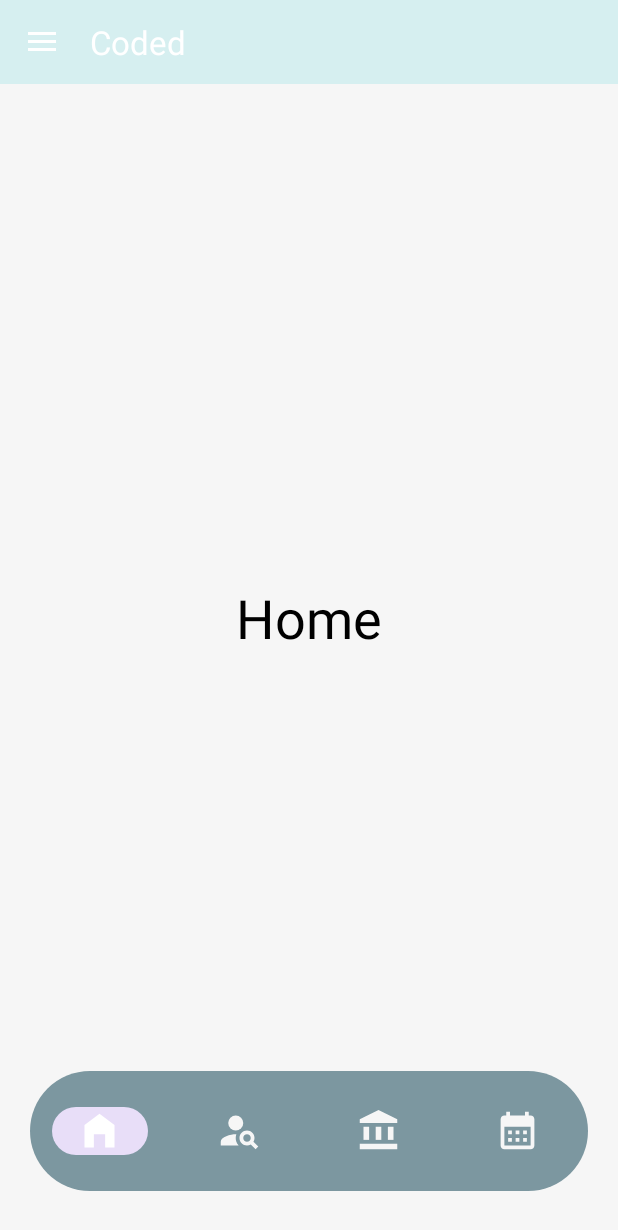
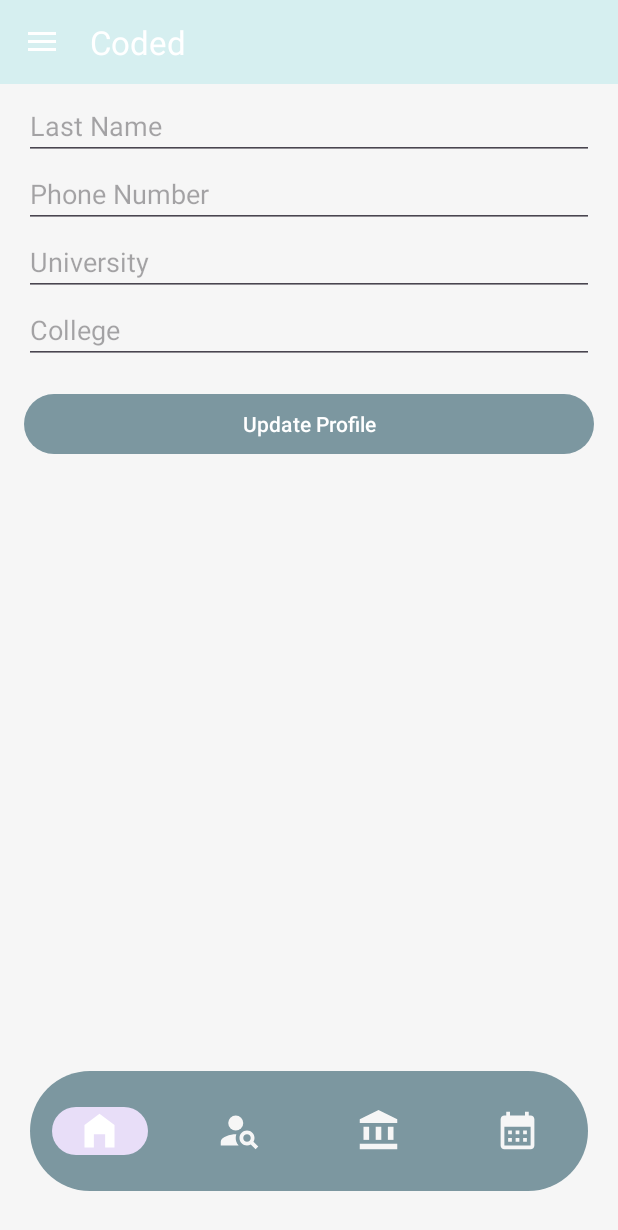
Before and after one commit to LujainBakh/coded_mobile_project, an Android app: the ProfileActivity screen opened directly, with no data from a screen before it, on a phone screen of 412 x 824 dp. Shown: the top 1230 px of the screen. Run offline under Robolectric (Android 15) with nearby library versions, the phone set to English and light mode, and no system bars.

Commit message:
updated the homepage,login function, and profile update function

```diff
--- a/app/src/main/java/com/example/coded_mobile_project/ProfileActivity.java
+++ b/app/src/main/java/com/example/coded_mobile_project/ProfileActivity.java
@@ -1,8 +1,11 @@
 package com.example.coded_mobile_project;
 
 import android.content.Intent;
+import android.database.Cursor;
 import android.os.Bundle;
 import android.view.MenuItem;
+import android.widget.Button;
+import android.widget.EditText;
 import android.widget.Toast;
 
 import androidx.annotation.NonNull;
@@ -18,13 +21,18 @@ import com.google.android.material.navigation.NavigationView;
 public class ProfileActivity extends AppCompatActivity implements NavigationView.OnNavigationItemSelectedListener {
 
     private DrawerLayout drawerLayout;
+    private DatabaseHelper dbHelper;
+
+    private EditText firstName, lastName, phone, university, college;
+    private Button updateButton;
+    private String loggedInEmail;
 
     @Override
     protected void onCreate(Bundle savedInstanceState) {
         super.onCreate(savedInstanceState);
         setContentView(R.layout.activity_profile);
 
-        // Set up the Toolbar
+        // Set up Toolbar
         Toolbar toolbar = findViewById(R.id.toolbar);
         setSupportActionBar(toolbar);
 
@@ -33,24 +41,15 @@ public class ProfileActivity extends AppCompatActivity implements NavigationView
         NavigationView navigationView = findViewById(R.id.nav_view);
         navigationView.setNavigationItemSelectedListener(this);
 
-        // Add toggle button to handle the navigation drawer open/close
+        // Add toggle button for navigation drawer
         ActionBarDrawerToggle toggle = new ActionBarDrawerToggle(
                 this, drawerLayout, toolbar, R.string.open_nav, R.string.close_nav);
         drawerLayout.addDrawerListener(toggle);
         toggle.syncState();
 
-        // Set default fragment
-//        if (savedInstanceState == null) {
-//            getSupportFragmentManager().beginTransaction()
-//                    .replace(R.id.fragment_container, new HomeFragment())
-//                    .commit();
-//            navigationView.setCheckedItem(R.id.nav_home);
-//        }
-
         // Set up BottomNavigationView
         BottomNavigationView bottomNavigationView = findViewById(R.id.bottomNavigation);
         bottomNavigationView.setSelectedItemId(R.id.home);
-
         bottomNavigationView.setOnItemSelectedListener(item -> {
             if (item.getItemId() == R.id.home) {
                 startActivity(new Intent(getApplicationContext(), MainActivity.class));
@@ -75,27 +74,73 @@ public class ProfileActivity extends AppCompatActivity implements NavigationView
             }
             return false;
         });
+
+        // Initialize UI components for profile
+        firstName = findViewById(R.id.firstName);
+        lastName = findViewById(R.id.lastName);
+        phone = findViewById(R.id.phone);
+        university = findViewById(R.id.university);
+        college = findViewById(R.id.college);
+        updateButton = findViewById(R.id.updateButton);
+
+        // Initialize DatabaseHelper and retrieve logged-in user's email
+        dbHelper = new DatabaseHelper(this);
+        loggedInEmail = SessionManager.getLoggedInUserEmail(this);
+
+        // Load user profile data
+        loadUserProfile();
+
+        // Update Button functionality
+        updateButton.setOnClickListener(view -> {
+            String updatedFirstName = firstName.getText().toString().trim();
+            String updatedLastName = lastName.getText().toString().trim();
+            String updatedPhone = phone.getText().toString().trim();
+            String updatedUniversity = university.getText().toString().trim();
+            String updatedCollege = college.getText().toString().trim();
+
+            if (updatedFirstName.isEmpty() || updatedLastName.isEmpty() || updatedPhone.isEmpty()) {
+                Toast.makeText(ProfileActivity.this, "Please fill all mandatory fields", Toast.LENGTH_SHORT).show();
+            } else {
+                boolean isUpdated = dbHelper.updateUserProfile(loggedInEmail, updatedFirstName, updatedLastName,
+                        updatedPhone, updatedUniversity, updatedCollege);
+
+                if (isUpdated) {
+                    Toast.makeText(ProfileActivity.this, "Profile Updated Successfully!", Toast.LENGTH_SHORT).show();
+                } else {
+                    Toast.makeText(ProfileActivity.this, "Failed to Update Profile", Toast.LENGTH_SHORT).show();
+                }
+            }
+        });
     }
 
+    private void loadUserProfile() {
+        Cursor cursor = dbHelper.getUserProfile(loggedInEmail);
+
+        if (cursor != null && cursor.moveToFirst()) {
+            firstName.setText(cursor.getString(cursor.getColumnIndex(DatabaseHelper.COLUMN_FIRST_NAME)));
+            lastName.setText(cursor.getString(cursor.getColumnIndex(DatabaseHelper.COLUMN_LAST_NAME)));
+            phone.setText(cursor.getString(cursor.getColumnIndex(DatabaseHelper.COLUMN_PHONE)));
+            university.setText(cursor.getString(cursor.getColumnIndex(DatabaseHelper.COLUMN_UNIVERSITY)));
+            college.setText(cursor.getString(cursor.getColumnIndex(DatabaseHelper.COLUMN_COLLEGE)));
+            cursor.close();
+        }
+    }
 
     @Override
     public boolean onNavigationItemSelected(@NonNull MenuItem item) {
         if (item.getItemId() == R.id.nav_profile) {
-            return true;
+            return true; // We're already on the profile screen
         } else if (item.getItemId() == R.id.nav_settings) {
-            // Start ProfileActivity
             Intent intent = new Intent(this, SettingsActivity.class);
             startActivity(intent);
         } else if (item.getItemId() == R.id.nav_map) {
-            // Start MapActivity
             Intent intent = new Intent(this, MapActivity.class);
             startActivity(intent);
         }
 
-        drawerLayout.closeDrawer(GravityCompat.START); // Close the navigation drawer
+        drawerLayout.closeDrawer(GravityCompat.START); // Close navigation drawer
         return true;
     }
-
 
     @Override
     public void onBackPressed() {
@@ -105,4 +150,10 @@ public class ProfileActivity extends AppCompatActivity implements NavigationView
             super.onBackPressed();
         }
     }
+
+    @Override
+    protected void onDestroy() {
+        super.onDestroy();
+        if (dbHelper != null) dbHelper.close();
+    }
 }
--- a/app/src/main/java/com/example/coded_mobile_project/SessionManager.java
+++ b/app/src/main/java/com/example/coded_mobile_project/SessionManager.java
@@ -5,32 +5,36 @@ import android.content.SharedPreferences;
 
 public class SessionManager {
 
-    private static final String PREF_NAME = "LoginPrefs";
+    private static final String PREF_NAME = "UserSession";
     private static final String IS_LOGGED_IN = "isLoggedIn";
-    private static final String USER_EMAIL = "userEmail";
+    private static final String KEY_EMAIL = "email";
 
+    private static SharedPreferences getPreferences(Context context) {
+        return context.getSharedPreferences(PREF_NAME, Context.MODE_PRIVATE);
+    }
+
+    // Save login state and email
     public static void saveLoginState(Context context, boolean isLoggedIn, String email) {
-        SharedPreferences sharedPreferences = context.getSharedPreferences(PREF_NAME, Context.MODE_PRIVATE);
-        SharedPreferences.Editor editor = sharedPreferences.edit();
+        SharedPreferences.Editor editor = getPreferences(context).edit();
         editor.putBoolean(IS_LOGGED_IN, isLoggedIn);
-        editor.putString(USER_EMAIL, email);
+        editor.putString(KEY_EMAIL, email);
         editor.apply();
     }
 
+    // Get login state
     public static boolean isLoggedIn(Context context) {
-        SharedPreferences sharedPreferences = context.getSharedPreferences(PREF_NAME, Context.MODE_PRIVATE);
-        return sharedPreferences.getBoolean(IS_LOGGED_IN, false);
+        return getPreferences(context).getBoolean(IS_LOGGED_IN, false);
     }
 
-//    public static String getLoggedInEmail(Context context) {
-//        SharedPreferences sharedPreferences = context.getSharedPreferences(PREF_NAME, Context.MODE_PRIVATE);
-//        return sharedPreferences.getString(USER_EMAIL, null);
-//    }
+    // Get logged-in user's email
+    public static String getLoggedInUserEmail(Context context) {
+        return getPreferences(context).getString(KEY_EMAIL, null);
+    }
 
-//    public static void clearSession(Context context) {
-//        SharedPreferences sharedPreferences = context.getSharedPreferences(PREF_NAME, Context.MODE_PRIVATE);
-//        SharedPreferences.Editor editor = sharedPreferences.edit();
-//        editor.clear(); // Remove all stored data
-//        editor.apply();
-//    }
+    // Clear session (e.g., for logout)
+    public static void clearSession(Context context) {
+        SharedPreferences.Editor editor = getPreferences(context).edit();
+        editor.clear();
+        editor.apply();
+    }
 }
--- a/app/src/main/res/layout/activity_profile.xml
+++ b/app/src/main/res/layout/activity_profile.xml
@@ -34,14 +34,56 @@
             android:layout_below="@id/toolbar"
             android:background="@color/grey"/>
 
-        <!-- Centered Text -->
-        <TextView
-            android:layout_width="wrap_content"
-            android:layout_height="wrap_content"
-            android:text="Home"
-            android:textColor="@color/black"
-            android:layout_centerInParent="true"
-            android:textSize="36sp" />
+        <LinearLayout
+            xmlns:android="http://schemas.android.com/apk/res/android"
+            android:layout_width="match_parent"
+            android:layout_height="match_parent"
+            android:orientation="vertical"
+            android:padding="16dp">
+
+            <EditText
+                android:id="@+id/firstName"
+                android:layout_width="match_parent"
+                android:layout_height="wrap_content"
+                android:hint="First Name"
+                android:inputType="textPersonName" />
+
+            <EditText
+                android:id="@+id/lastName"
+                android:layout_width="match_parent"
+                android:layout_height="wrap_content"
+                android:hint="Last Name"
+                android:inputType="textPersonName" />
+
+            <EditText
+                android:id="@+id/phone"
+                android:layout_width="match_parent"
+                android:layout_height="wrap_content"
+                android:hint="Phone Number"
+                android:inputType="phone" />
+
+            <EditText
+                android:id="@+id/university"
+                android:layout_width="match_parent"
+                android:layout_height="wrap_content"
+                android:hint="University"
+                android:inputType="text" />
+
+            <EditText
+                android:id="@+id/college"
+                android:layout_width="match_parent"
+                android:layout_height="wrap_content"
+                android:hint="College"
+                android:inputType="text" />
+
+            <Button
+                android:id="@+id/updateButton"
+                android:layout_width="match_parent"
+                android:layout_height="wrap_content"
+                android:text="Update Profile"
+                android:layout_marginTop="16dp" />
+        </LinearLayout>
+
 
         <!-- Bottom Navigation -->
         <com.google.android.material.bottomnavigation.BottomNavigationView
```
Also changed, not shown: app/src/main/java/com/example/coded_mobile_project/DatabaseHelper.java (+80 -19 lines), app/src/main/java/com/example/coded_mobile_project/LoginActivity.java (+16 -12 lines).
